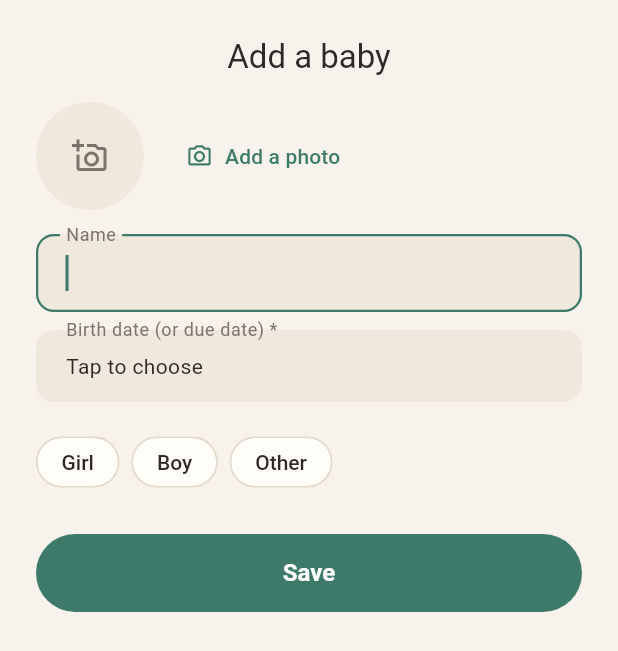
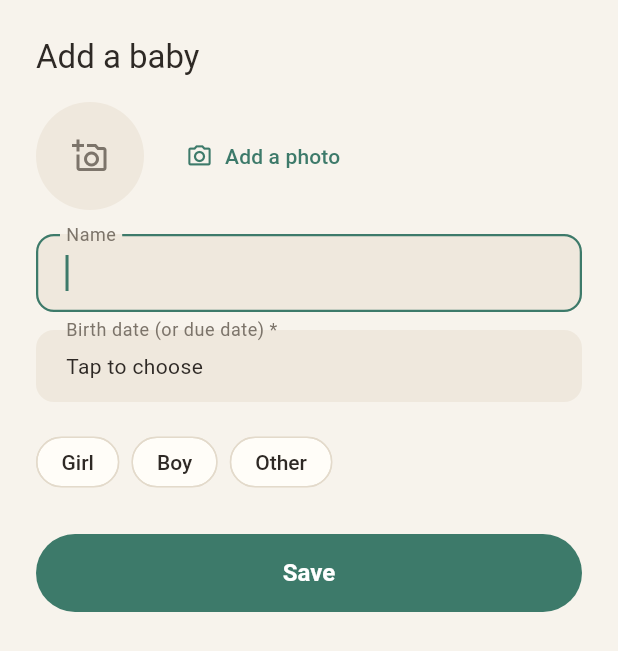
Before and after one commit to jfchenier/nestling, a Flutter app: the _ChildForm widget shown alone on an empty page, opened directly with empty values, on a phone screen of 412 x 824 dp. Shown: the top 651 px of the screen. Run offline on Flutter 3.47's test engine with Material 3 defaults, Android fonts, the phone set to English and light mode, and no system bars; our stand-ins replace file_picker, fl_chart, google_sign_in, qr_flutter, shared_preferences, web; missing offline and left inert: cryptography, dart:js_interop, extension_google_sign_in_as_googleapis_auth, googleapis, mobile_scanner; accounts and stored records are empty.

Commit message:
Add a baby: keep the title on the left
Co-Authored-By: Claude Opus 5.5 (1M context) <noreply@anthropic.com>
Claude-Session: https://claude.ai/code/session_01QfZcBovxgQDsf299CHykot

```diff
--- a/app/lib/screens/child_form.dart
+++ b/app/lib/screens/child_form.dart
@@ -86,11 +86,7 @@ class _ChildFormState extends State<_ChildForm> {
         mainAxisSize: MainAxisSize.min,
         crossAxisAlignment: CrossAxisAlignment.stretch,
         children: [
-          Text(
-            widget.child == null ? 'Add a baby' : 'Edit ${widget.child!.name}',
-            textAlign: TextAlign.center,
-            style: t.titleLarge,
-          ),
+          Text(widget.child == null ? 'Add a baby' : 'Edit ${widget.child!.name}', style: t.titleLarge),
           const SizedBox(height: 16),
           // Profile picture: shown on Home instead of the initial.
           Row(
```
